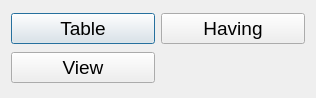
First picture: the form in ui/queriesdialog.ui, repository tuminskiy/CarOperation, before the edit.
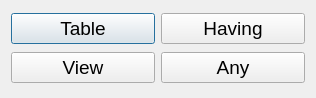
Second picture: the form after the edit.

The edit to the form file:
```diff
--- a/ui/queriesdialog.ui
+++ b/ui/queriesdialog.ui
@@ -53,6 +53,18 @@
      </property>
     </widget>
    </item>
+   <item row="1" column="1">
+    <widget class="QPushButton" name="bAny">
+     <property name="font">
+      <font>
+       <pointsize>14</pointsize>
+      </font>
+     </property>
+     <property name="text">
+      <string>Any</string>
+     </property>
+    </widget>
+   </item>
   </layout>
  </widget>
  <resources/>
```
